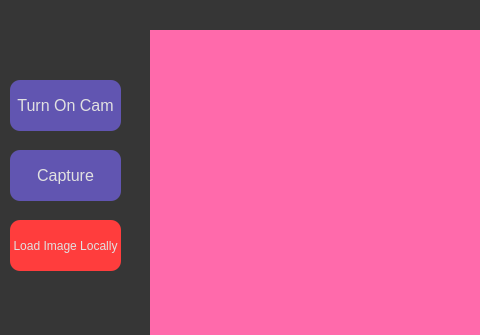
The window that home.ui (maj3r1819/Gender-Recognition) describes before a commit, drawn with Qt 5; both pictures show x 0 to 480 and y 0 to 335 of the 563 by 659 pixel window.
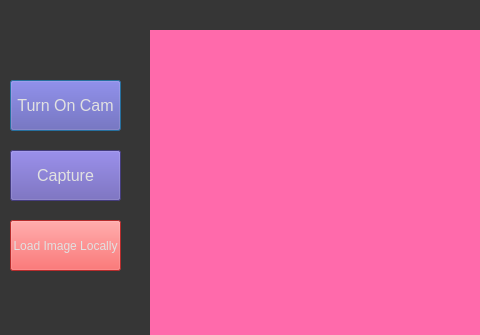
The same window after the commit.

The edit to the form file:
```diff
--- a/home.ui
+++ b/home.ui
@@ -60,7 +60,7 @@
    <property name="styleSheet">
     <string notr="true">background-color: rgb(97, 85, 177);
 font-size : 16px;
-border-radius : 10px;</string>
+/*border-radius : 10px;*/</string>
    </property>
    <property name="text">
     <string>Turn On Cam</string>
@@ -78,7 +78,7 @@
    <property name="styleSheet">
     <string notr="true">background-color: rgb(97, 85, 177);
 font-size : 16px;
-border-radius : 10px;</string>
+/*border-radius : 10px; */</string>
    </property>
    <property name="text">
     <string>Capture</string>
@@ -96,7 +96,7 @@
    <property name="styleSheet">
     <string notr="true">font-size : 12px;
 background-color: rgb(255, 61, 61);
-border-radius : 10px;</string>
+/*border-radius : 10px; */</string>
    </property>
    <property name="text">
     <string>Load Image Locally</string>
```
